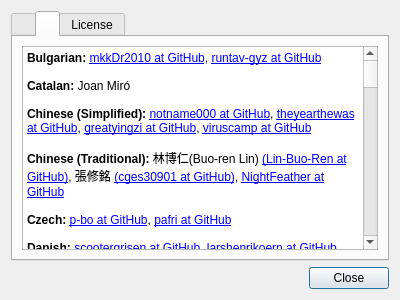
Qt form featherpad/about.ui (vecnathewhisperd0/FeatherPad) before a commit.
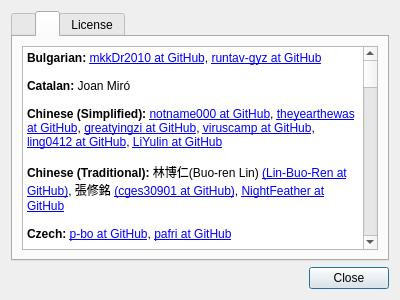
The same form after that commit. The open tabs and pages were chosen to show the change.

The edit to the form file:
```diff
--- a/featherpad/about.ui
+++ b/featherpad/about.ui
@@ -101,7 +101,7 @@
 &lt;p style=&quot;-qt-paragraph-type:empty; margin-top:0px; margin-bottom:0px; margin-left:0px; margin-right:0px; -qt-block-indent:0; text-indent:0px;&quot;&gt;&lt;br /&gt;&lt;/p&gt;
 &lt;p style=&quot; margin-top:0px; margin-bottom:0px; margin-left:0px; margin-right:0px; -qt-block-indent:0; text-indent:0px;&quot;&gt;&lt;span style=&quot; font-weight:600;&quot;&gt;Catalan:&lt;/span&gt; Joan Miró&lt;/p&gt;
 &lt;p style=&quot;-qt-paragraph-type:empty; margin-top:0px; margin-bottom:0px; margin-left:0px; margin-right:0px; -qt-block-indent:0; text-indent:0px;&quot;&gt;&lt;br /&gt;&lt;/p&gt;
-&lt;p style=&quot; margin-top:0px; margin-bottom:0px; margin-left:0px; margin-right:0px; -qt-block-indent:0; text-indent:0px;&quot;&gt;&lt;span style=&quot; font-weight:600;&quot;&gt;Chinese (Simplified):&lt;/span&gt; &lt;a href=&quot;https://github.com/notname000&quot;&gt;notname000 at GitHub&lt;/a&gt;, &lt;a href=&quot;https://github.com/theyearthewas&quot;&gt;theyearthewas at GitHub&lt;/a&gt;, &lt;a href=&quot;https://github.com/greatyingzi&quot;&gt;greatyingzi at GitHub&lt;/a&gt;, &lt;a href=&quot;https://github.com/viruscamp&quot;&gt;viruscamp at GitHub&lt;/a&gt;&lt;/p&gt;
+&lt;p style=&quot; margin-top:0px; margin-bottom:0px; margin-left:0px; margin-right:0px; -qt-block-indent:0; text-indent:0px;&quot;&gt;&lt;span style=&quot; font-weight:600;&quot;&gt;Chinese (Simplified):&lt;/span&gt; &lt;a href=&quot;https://github.com/notname000&quot;&gt;notname000 at GitHub&lt;/a&gt;, &lt;a href=&quot;https://github.com/theyearthewas&quot;&gt;theyearthewas at GitHub&lt;/a&gt;, &lt;a href=&quot;https://github.com/greatyingzi&quot;&gt;greatyingzi at GitHub&lt;/a&gt;, &lt;a href=&quot;https://github.com/viruscamp&quot;&gt;viruscamp at GitHub&lt;/a&gt;, &lt;a href=&quot;https://github.com/ling0412&quot;&gt;ling0412 at GitHub&lt;/a&gt;, &lt;a href=&quot;https://github.com/LiYulin-s&quot;&gt;LiYulin at GitHub&lt;/a&gt;&lt;/p&gt;
 &lt;p style=&quot;-qt-paragraph-type:empty; margin-top:0px; margin-bottom:0px; margin-left:0px; margin-right:0px; -qt-block-indent:0; text-indent:0px;&quot;&gt;&lt;br /&gt;&lt;/p&gt;
 &lt;p style=&quot; margin-top:0px; margin-bottom:0px; margin-left:0px; margin-right:0px; -qt-block-indent:0; text-indent:0px;&quot;&gt;&lt;span style=&quot; font-weight:600;&quot;&gt;Chinese (Traditional):&lt;/span&gt; 林博仁(Buo-ren Lin) &lt;a href=&quot;https://github.com/Lin-Buo-Ren&quot;&gt;(Lin-Buo-Ren at GitHub)&lt;/a&gt;, 張修銘 &lt;a href=&quot;https://github.com/cges30901&quot;&gt;(cges30901 at GitHub)&lt;/a&gt;, &lt;a href=&quot;https://github.com/NightFeather&quot;&gt;NightFeather at GitHub&lt;/a&gt;&lt;/p&gt;
 &lt;p style=&quot;-qt-paragraph-type:empty; margin-top:0px; margin-bottom:0px; margin-left:0px; margin-right:0px; -qt-block-indent:0; text-indent:0px;&quot;&gt;&lt;br /&gt;&lt;/p&gt;
@@ -153,7 +153,7 @@
 &lt;p style=&quot;-qt-paragraph-type:empty; margin-top:0px; margin-bottom:0px; margin-left:0px; margin-right:0px; -qt-block-indent:0; text-indent:0px;&quot;&gt;&lt;br /&gt;&lt;/p&gt;
 &lt;p style=&quot; margin-top:0px; margin-bottom:0px; margin-left:0px; margin-right:0px; -qt-block-indent:0; text-indent:0px;&quot;&gt;&lt;span style=&quot; font-weight:600;&quot;&gt;Slovak:&lt;/span&gt; Paolo Vigoroso, Ptrlw&lt;/p&gt;
 &lt;p style=&quot;-qt-paragraph-type:empty; margin-top:0px; margin-bottom:0px; margin-left:0px; margin-right:0px; -qt-block-indent:0; text-indent:0px;&quot;&gt;&lt;br /&gt;&lt;/p&gt;
-&lt;p style=&quot; margin-top:0px; margin-bottom:0px; margin-left:0px; margin-right:0px; -qt-block-indent:0; text-indent:0px;&quot;&gt;&lt;span style=&quot; font-weight:600;&quot;&gt;Spanish:&lt;/span&gt; &lt;a href=&quot;https://github.com/micrococo&quot;&gt;micrococo at GitHub&lt;/a&gt;, Maximiliano Dvyhailo &lt;a href=&quot;https://github.com/MaxiDvy&quot;&gt;&lt;span;&gt;(MaxiDvy at GitHub)&lt;/a&gt;, Robert Schneider, Adolfo Jayme-Barrientos &lt;a href=&quot;https://github.com/fitojb&quot;&gt;(fitojb at GitHub)&lt;/a&gt;&lt;/p&gt;
+&lt;p style=&quot; margin-top:0px; margin-bottom:0px; margin-left:0px; margin-right:0px; -qt-block-indent:0; text-indent:0px;&quot;&gt;&lt;span style=&quot; font-weight:600;&quot;&gt;Spanish:&lt;/span&gt; &lt;a href=&quot;https://github.com/micrococo&quot;&gt;micrococo at GitHub&lt;/a&gt;, Maximiliano Dvyhailo &lt;a href=&quot;https://github.com/MaxiDvy&quot;&gt;&lt;span;&gt;(MaxiDvy at GitHub)&lt;/a&gt;, Robert Schneider, Adolfo Jayme-Barrientos &lt;a href=&quot;https://github.com/fitojb&quot;&gt;(fitojb at GitHub)&lt;/a&gt;, &lt;a href=&quot;https://github.com/toni-em&quot;&gt;&lt;span;&gt;toni-em at GitHub&lt;/span&gt;&lt;/a&gt;&lt;/p&gt;
 &lt;p style=&quot;-qt-paragraph-type:empty; margin-top:0px; margin-bottom:0px; margin-left:0px; margin-right:0px; -qt-block-indent:0; text-indent:0px;&quot;&gt;&lt;br /&gt;&lt;/p&gt;
 &lt;p style=&quot; margin-top:0px; margin-bottom:0px; margin-left:0px; margin-right:0px; -qt-block-indent:0; text-indent:0px;&quot;&gt;&lt;span style=&quot; font-weight:600;&quot;&gt;Swedish:&lt;/span&gt; Daniel Oikarainen &lt;a href=&quot;https://github.com/ripper079&quot;&gt;(ripper079 at GitHub)&lt;/a&gt;, &lt;a href=&quot;https://github.com/bittin&quot;&gt;bittin at GitHub&lt;/a&gt;&lt;/p&gt;
 &lt;p style=&quot;-qt-paragraph-type:empty; margin-top:0px; margin-bottom:0px; margin-left:0px; margin-right:0px; -qt-block-indent:0; text-indent:0px;&quot;&gt;&lt;br /&gt;&lt;/p&gt;
```
